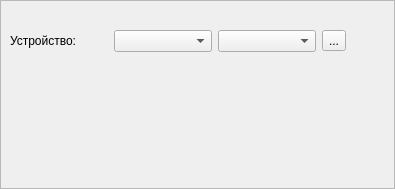
This is Qt/lib/serial5/src/ui/serialbox5_lite.ui in RinatB2017/mega_GIT as Qt 5 draws it before an edit. The edited form follows.
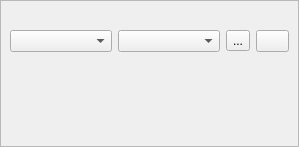
This is the edited form. Icons and pictures are not drawn.

Diff of the .ui file:
```diff
--- a/Qt/lib/serial5/src/ui/serialbox5_lite.ui
+++ b/Qt/lib/serial5/src/ui/serialbox5_lite.ui
@@ -6,8 +6,8 @@
    <rect>
     <x>0</x>
     <y>0</y>
-    <width>395</width>
-    <height>189</height>
+    <width>299</width>
+    <height>147</height>
    </rect>
   </property>
   <layout class="QHBoxLayout" name="horizontalLayout">
@@ -52,24 +52,17 @@
           <item>
            <layout class="QGridLayout" name="gridLayout">
             <item row="0" column="1">
-             <widget class="QComboBox" name="PortBox"/>
+             <widget class="QComboBox" name="BaudBox"/>
             </item>
-            <item row="0" column="3">
+            <item row="0" column="2">
              <widget class="QToolButton" name="btn_refresh">
               <property name="text">
                <string>...</string>
               </property>
              </widget>
             </item>
-            <item row="0" column="2">
-             <widget class="QComboBox" name="BaudBox"/>
-            </item>
             <item row="0" column="0">
-             <widget class="QLabel" name="label">
-              <property name="text">
-               <string>Устройство:</string>
-              </property>
-             </widget>
+             <widget class="QComboBox" name="PortBox"/>
             </item>
            </layout>
           </item>
@@ -104,12 +97,6 @@
          <layout class="QVBoxLayout" name="layout_power">
           <item>
            <widget class="QPushButton" name="btn_power">
-            <property name="minimumSize">
-             <size>
-              <width>33</width>
-              <height>70</height>
-             </size>
-            </property>
             <property name="maximumSize">
              <size>
               <width>33</width>
@@ -118,12 +105,9 @@
             </property>
             <property name="styleSheet">
              <string notr="true">QPushButton#btn_power {
-	image: url(:/power_knock/image/black/off.png);
-	border-style: inset;
 }
 QPushButton#btn_power:checked {
-	image: url(:/power_knock/image/green/on.png);
-	border-style: inset;
+	background:red;
 }</string>
             </property>
             <property name="checkable">
```
Left out of the diff: 3 changed lines with no effect on the pictures.
